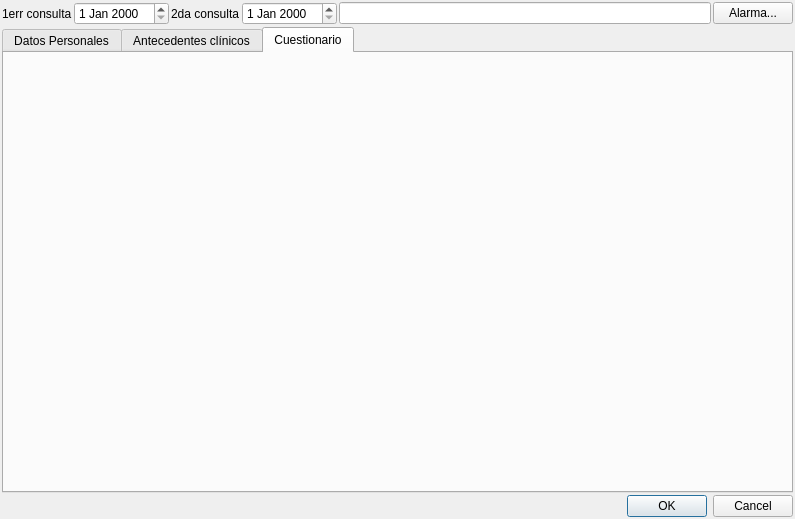
The window that atlas/dialogs/dialoghistoriaclinica.ui (diegowald/atlas) describes before a commit, drawn with Qt 5.
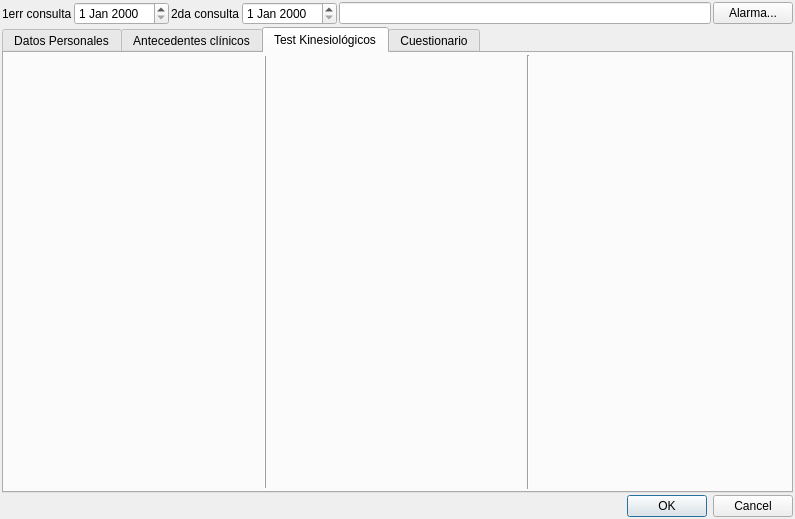
The same window after the commit. The open tabs and pages were chosen to show the change. Custom widgets are drawn as their Qt base class.

Commit message: Implementacion test Kinesiologico Modificacion de la manera en que se guardan las fechas. Ahora es Julian.

The edit to the form file:
```diff
--- a/atlas/dialogs/dialoghistoriaclinica.ui
+++ b/atlas/dialogs/dialoghistoriaclinica.ui
@@ -179,6 +179,82 @@
        </item>
       </layout>
      </widget>
+     <widget class="QWidget" name="tab_2">
+      <attribute name="title">
+       <string>Test Kinesiológicos</string>
+      </attribute>
+      <layout class="QVBoxLayout" name="verticalLayout_3">
+       <property name="spacing">
+        <number>2</number>
+       </property>
+       <property name="leftMargin">
+        <number>2</number>
+       </property>
+       <property name="topMargin">
+        <number>2</number>
+       </property>
+       <property name="rightMargin">
+        <number>2</number>
+       </property>
+       <property name="bottomMargin">
+        <number>2</number>
+       </property>
+       <item>
+        <layout class="QHBoxLayout" name="horizontalLayout_5">
+         <property name="spacing">
+          <number>2</number>
+         </property>
+         <item>
+          <layout class="QFormLayout" name="formColumnKinesio3">
+           <property name="horizontalSpacing">
+            <number>2</number>
+           </property>
+           <property name="verticalSpacing">
+            <number>2</number>
+           </property>
+          </layout>
+         </item>
+         <item>
+          <widget class="Line" name="line_3">
+           <property name="frameShadow">
+            <enum>QFrame::Raised</enum>
+           </property>
+           <property name="orientation">
+            <enum>Qt::Vertical</enum>
+           </property>
+          </widget>
+         </item>
+         <item>
+          <layout class="QFormLayout" name="formColumnKinesio2">
+           <property name="horizontalSpacing">
+            <number>2</number>
+           </property>
+           <property name="verticalSpacing">
+            <number>2</number>
+           </property>
+          </layout>
+         </item>
+         <item>
+          <widget class="Line" name="line_4">
+           <property name="orientation">
+            <enum>Qt::Vertical</enum>
+           </property>
+          </widget>
+         </item>
+         <item>
+          <layout class="QFormLayout" name="formColumnKinesio1">
+           <property name="horizontalSpacing">
+            <number>2</number>
+           </property>
+           <property name="verticalSpacing">
+            <number>2</number>
+           </property>
+          </layout>
+         </item>
+        </layout>
+       </item>
+      </layout>
+     </widget>
      <widget class="QWidget" name="tab">
       <attribute name="title">
        <string>Cuestionario</string>
```
Left out of the diff: 72 changed lines with no effect on the pictures. The commit also changes 9 other files.
